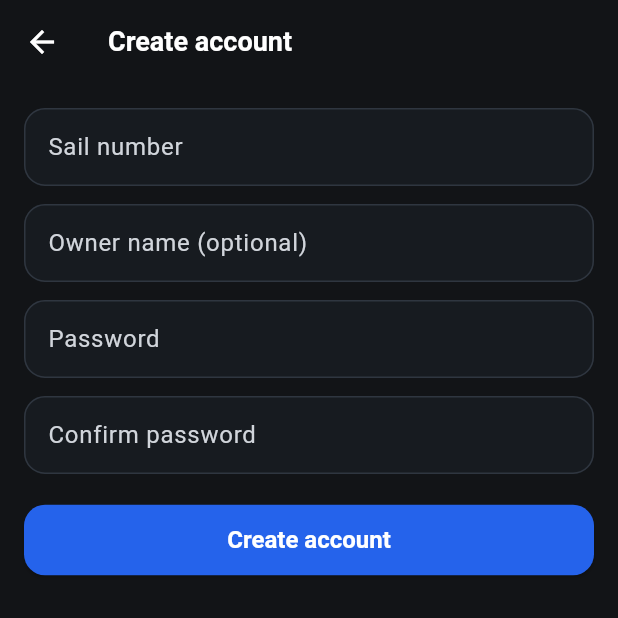
After one commit to Sadhbhslattery/fyp, a Flutter app: the LoginPage screen opened directly, after a tap on "Login", after a tap on "Create account", on a phone screen of 412 x 824 dp, the top half of it. The commit adds this screen. Run offline on Flutter 3.47's test engine with Material 3 defaults, Android fonts, the phone set to English and light mode, and no system bars; our stand-ins replace dio.

Commit message:
Added boat signup/login system with password hashing and role-based routing

```diff
--- a/app/regatta_app/lib/login_page.dart
+++ b/app/regatta_app/lib/login_page.dart
@@ -11,6 +11,10 @@ import 'package:flutter/material.dart'; // Flutter UI framework
 import 'package:dio/dio.dart';  // HTTP client for calling the backend
 import 'package:regatta_app/theme/app_theme.dart';  // The dark theme
 import 'fleet_admin_page.dart';  // Screen to open after successful login
+import 'package:regatta_app/signup_page.dart'; // Sign Up page
+import 'package:regatta_app/user_boat_page.dart'; // User Page
+
+
 
 class LoginPage extends StatefulWidget {
   // StatefulWidget because the form has changing data (text input, loading state, errors)
@@ -74,33 +78,39 @@ class _LoginPageState extends State<LoginPage> {
     try {
       // POST request to backend with login data
       final res = await dio.post("/login", data: {
-        "username": usernameController.text.trim(),  // Trim removes spaces
+        "sail_no": usernameController.text.trim(),  // Trim removes spaces
         "password": passwordController.text.trim(),
       });
       // Sends credentials to backend. await pauses until response arrives.
 
       // The backend returns success: true or false
-      if (res.data["success"] == true) {
-        // Backend accepted credentials
-        // Navigate to the admin fleet page
+      final role = res.data["role"];
 
+      if (role == "admin") {
         if (context.mounted) {
-          // context.mounted: Safety check. If user navigates away during the async operation, context becomes invalid.
-          // This check prevents calling Navigator on invalid context.
           Navigator.pushReplacement(
             context,
             MaterialPageRoute(builder: (_) => const FleetAdminPage()),
           );
-          // pushReplacement: Replaces current page instead of pushing on top.
-          // This means admin cannot press "back" to return to login (they must logout).
         }
-
+      } else if (role == "competitor") {
+        if (context.mounted) {
+          Navigator.pushReplacement(
+            context,
+            MaterialPageRoute(
+              builder: (_) => UserBoatPage(
+                sailNo: usernameController.text.trim(), boat: {},
+              ),
+            ),
+          );
+        }
       } else {
-        // Backend responded but credentials were wrong
         setState(() {
-          errorMessage = "Invalid username or password";
+          errorMessage = "Invalid login response";
         });
       }
+
+
 
     } catch (e) {
       // If connection fails entirely (backend not running), show generic message
@@ -162,7 +172,7 @@ class _LoginPageState extends State<LoginPage> {
                   TextFormField(
                     controller: usernameController, // Reads/writes username text
                     decoration: const InputDecoration(
-                      labelText: "Username",        // Field label
+                      labelText: "Sail number",        // Field label
                       border: OutlineInputBorder(), // Standard boxed style
                     ),
                     validator: (v) =>
@@ -198,6 +208,29 @@ class _LoginPageState extends State<LoginPage> {
                           onPressed: _attemptLogin,  // Ternary operator: if loading is true, show spinner; else show button. When button is pressed, calls _attemptLogin().
                           child: const Text("Login"),  // Button text
                         ),
+
+                  // Create Account button (navigates to SignupPage)
+                  // On success, SignupPage returns the sail_no so we can prefill the login field.
+                  TextButton(
+                    onPressed: () async {
+                      final result = await Navigator.push(
+                        context,
+                        MaterialPageRoute(
+                          builder: (_) => SignupPage(dio: dio),
+                        ),
+                      );
+
+                      // result will be sail_no from SignupPage (we returned Navigator.pop(context, sailNo))
+                      if (result is String && result.isNotEmpty) {
+                        setState(() {
+                          usernameController.text = result; // or sailNoController.text
+                        });
+                      }
+                    },
+                    child: const Text("Create account"),
+                  ),
+
+
                 ],
               ),
             ),
--- /dev/null
+++ b/app/regatta_app/lib/signup_page.dart
@@ -0,0 +1,170 @@
+// REFERENCE
+import 'package:flutter/material.dart';
+import 'package:dio/dio.dart';
+
+class SignupPage extends StatefulWidget {
+  final Dio dio;
+
+  const SignupPage({super.key, required this.dio});
+
+  @override
+  State<SignupPage> createState() => _SignupPageState();
+}
+
+class _SignupPageState extends State<SignupPage> {
+  final _formKey = GlobalKey<FormState>();
+
+  final _sailNoCtrl = TextEditingController();
+  final _passwordCtrl = TextEditingController();
+  final _confirmCtrl = TextEditingController();
+  final _ownerNameCtrl = TextEditingController();
+
+  bool _loading = false;
+
+  @override
+  void dispose() {
+    _sailNoCtrl.dispose();
+    _passwordCtrl.dispose();
+    _confirmCtrl.dispose();
+    _ownerNameCtrl.dispose();
+    super.dispose();
+  }
+
+  Future<void> _signup() async {
+    if (!_formKey.currentState!.validate()) return;
+
+    setState(() => _loading = true);
+
+    try {
+      final res = await widget.dio.post(
+        "/signup",
+        data: {
+          "sail_no": _sailNoCtrl.text.trim(),
+          "password": _passwordCtrl.text,
+          "owner_name": _ownerNameCtrl.text.trim().isEmpty
+              ? null
+              : _ownerNameCtrl.text.trim(),
+        },
+      );
+
+      // Expecting: { success: true, message: "..." }
+      final data = res.data;
+      final success = (data is Map && data["success"] == true);
+
+      if (!success) {
+        final msg = (data is Map && data["message"] != null)
+            ? data["message"].toString()
+            : "Signup failed.";
+        if (!mounted) return;
+        ScaffoldMessenger.of(context).showSnackBar(
+          SnackBar(content: Text(msg)),
+        );
+        return;
+      }
+
+      if (!mounted) return;
+      ScaffoldMessenger.of(context).showSnackBar(
+        SnackBar(content: Text(data["message"]?.toString() ?? "Account created.")),
+      );
+
+      // Go back to login, passing sail_no so it can prefill
+      Navigator.pop(context, _sailNoCtrl.text.trim());
+    } on DioException catch (e) {
+      final status = e.response?.statusCode;
+      final backendMsg = (e.response?.data is Map)
+          ? (e.response?.data["detail"] ?? e.response?.data["message"])
+          : null;
+
+      final msg = backendMsg?.toString() ??
+          (status == 404
+              ? "Boat not found. Ask the race officer to add your sail number first."
+              : status == 409
+                  ? "This boat is already signed up. Please log in."
+                  : "Signup error. Please try again.");
+
+      if (!mounted) return;
+      ScaffoldMessenger.of(context).showSnackBar(
+        SnackBar(content: Text(msg)),
+      );
+    } catch (_) {
+      if (!mounted) return;
+      ScaffoldMessenger.of(context).showSnackBar(
+        const SnackBar(content: Text("Unexpected error. Please try again.")),
+      );
+    } finally {
+      if (mounted) setState(() => _loading = false);
+    }
+  }
+
+  @override
+  Widget build(BuildContext context) {
+    return Scaffold(
+      appBar: AppBar(title: const Text("Create account")),
+      body: Padding(
+        padding: const EdgeInsets.all(16),
+        child: Form(
+          key: _formKey,
+          child: ListView(
+            children: [
+              TextFormField(
+                controller: _sailNoCtrl,
+                decoration: const InputDecoration(
+                  labelText: "Sail number",
+                  hintText: "e.g. IRL15455",
+                ),
+                textInputAction: TextInputAction.next,
+                validator: (v) {
+                  final val = (v ?? "").trim();
+                  if (val.isEmpty) return "Please enter your sail number";
+                  return null;
+                },
+              ),
+              const SizedBox(height: 12),
+              TextFormField(
+                controller: _ownerNameCtrl,
+                decoration: const InputDecoration(
+                  labelText: "Owner name (optional)",
+                ),
+                textInputAction: TextInputAction.next,
+              ),
+              const SizedBox(height: 12),
+              TextFormField(
+                controller: _passwordCtrl,
+                decoration: const InputDecoration(labelText: "Password"),
+                obscureText: true,
+                textInputAction: TextInputAction.next,
+                validator: (v) {
+                  final val = v ?? "";
+                  if (val.length < 6) return "Password must be at least 6 characters";
+                  return null;
+                },
+              ),
+              const SizedBox(height: 12),
+              TextFormField(
+                controller: _confirmCtrl,
+                decoration: const InputDecoration(labelText: "Confirm password"),
+                obscureText: true,
+                textInputAction: TextInputAction.done,
+                validator: (v) {
+                  if ((v ?? "") != _passwordCtrl.text) return "Passwords do not match";
+                  return null;
+                },
+              ),
+              const SizedBox(height: 20),
+              ElevatedButton(
+                onPressed: _loading ? null : _signup,
+                child: _loading
+                    ? const SizedBox(
+                        height: 18,
+                        width: 18,
+                        child: CircularProgressIndicator(strokeWidth: 2),
+                      )
+                    : const Text("Create account"),
+              ),
+            ],
+          ),
+        ),
+      ),
+    );
+  }
+}
--- a/app/regatta_app/lib/user_boat_page.dart
+++ b/app/regatta_app/lib/user_boat_page.dart
@@ -35,7 +35,7 @@ class UserBoatPage extends StatefulWidget {
   // Boat information passed in (includes id, sail_no, name, club, class_name, rating, etc.)
   final Map<String, dynamic> boat;
 
-  const UserBoatPage({super.key, required this.boat});
+  const UserBoatPage({super.key, required this.boat, required String sailNo});
 
   @override
   State<UserBoatPage> createState() => _UserBoatPageState();
--- a/app/regatta_app/lib/user_login_page.dart
+++ b/app/regatta_app/lib/user_login_page.dart
@@ -79,7 +79,7 @@ class _UserLoginPageState extends State<UserLoginPage> {
             context,
             MaterialPageRoute(
               // Pass the boat object into the next screen
-              builder: (_) => UserBoatPage(boat: res.data["boat"]),
+              builder: (_) => UserBoatPage(boat: res.data["boat"], sailNo: '',),
             ),
             // Key difference: Passes boat data to UserBoatPage constructor.
             // This is the boat object from backend containing sail_no, name, class_name, rating_value, etc.
```
